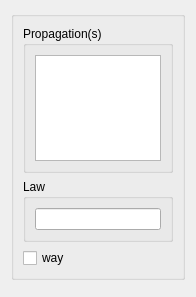
The window that src/HEXABLOCKGUI/Propagation_QTD.ui (SalomePlatform/hexablock) describes before a commit, drawn with Qt 5.
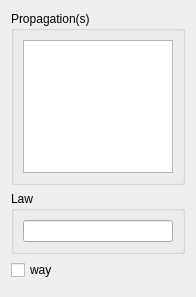
The same window after the commit.

Diff of the .ui file:
```diff
--- a/src/HEXABLOCKGUI/Propagation_QTD.ui
+++ b/src/HEXABLOCKGUI/Propagation_QTD.ui
@@ -21,18 +21,6 @@
   </property>
   <layout class="QVBoxLayout" name="verticalLayout">
    <item>
-    <widget class="QGroupBox" name="groupBox">
-     <property name="sizePolicy">
-      <sizepolicy hsizetype="Preferred" vsizetype="Preferred">
-       <horstretch>0</horstretch>
-       <verstretch>0</verstretch>
-      </sizepolicy>
-     </property>
-     <property name="title">
-      <string/>
-     </property>
-     <layout class="QVBoxLayout" name="verticalLayout_2">
-      <item>
        <widget class="QGroupBox" name="groupBox_2">
         <property name="sizePolicy">
          <sizepolicy hsizetype="Preferred" vsizetype="Preferred">
@@ -104,9 +92,6 @@
         </property>
        </widget>
       </item>
-     </layout>
-    </widget>
-   </item>
    <item>
     <widget class="QDialogButtonBox" name="buttonBox">
      <property name="orientation">
```
Left out of the diff: 1 changed line with no effect on the pictures. Lines whose indentation alone changed are shown as unchanged.
